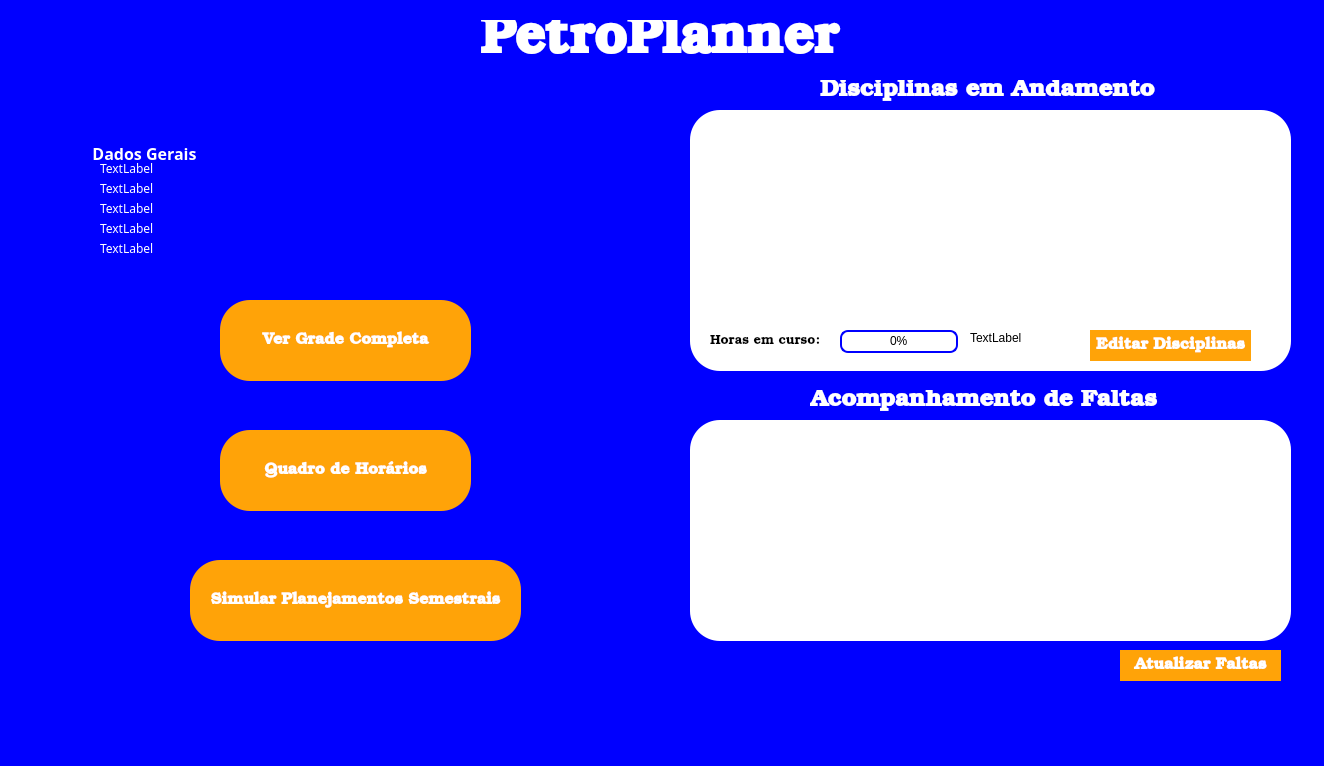
First picture: the form in 4-Execucao-Detalhamento-Construcao-Versao-1/src/telainicial.ui, repository ldsc/ProjetoEngenharia-SimuladorDePlanejamentoDasAtividadesDoEstudanteEngenharia, before the edit.
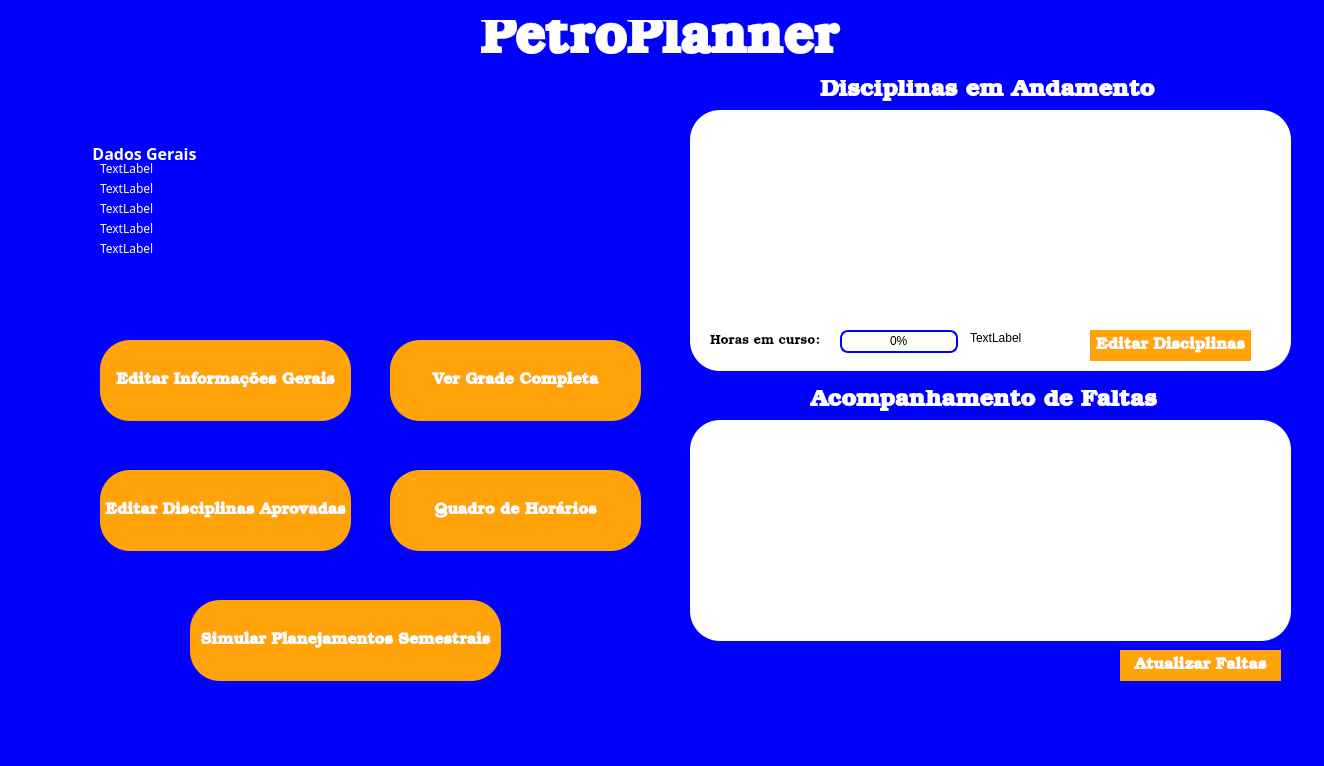
Second picture: the form after the edit.

Commit message: nova janela criada ao clicar editar disciplinas aprovadas

What changed in the file:
```diff
--- a/4-Execucao-Detalhamento-Construcao-Versao-1/src/telainicial.ui
+++ b/4-Execucao-Detalhamento-Construcao-Versao-1/src/telainicial.ui
@@ -32,8 +32,8 @@
    <widget class="QPushButton" name="botaoVerGradeCompleta">
     <property name="geometry">
      <rect>
-      <x>220</x>
-      <y>300</y>
+      <x>390</x>
+      <y>340</y>
       <width>251</width>
       <height>81</height>
      </rect>
@@ -364,8 +364,8 @@
     <property name="geometry">
      <rect>
       <x>190</x>
-      <y>560</y>
-      <width>331</width>
+      <y>600</y>
+      <width>311</width>
       <height>81</height>
      </rect>
     </property>
@@ -389,8 +389,8 @@
    <widget class="QPushButton" name="botaoQuadrodeHorarios">
     <property name="geometry">
      <rect>
-      <x>220</x>
-      <y>430</y>
+      <x>390</x>
+      <y>470</y>
       <width>251</width>
       <height>81</height>
      </rect>
@@ -521,6 +521,58 @@
      <string>Atualizar Faltas</string>
     </property>
    </widget>
+   <widget class="QPushButton" name="botaoDiscAprov">
+    <property name="geometry">
+     <rect>
+      <x>100</x>
+      <y>470</y>
+      <width>251</width>
+      <height>81</height>
+     </rect>
+    </property>
+    <property name="font">
+     <font>
+      <family>Bookman Old Style</family>
+      <pointsize>12</pointsize>
+      <bold>true</bold>
+     </font>
+    </property>
+    <property name="toolTipDuration">
+     <number>-4</number>
+    </property>
+    <property name="styleSheet">
+     <string notr="true">background-color: #ffa308; color: white; border-radius: 30px;</string>
+    </property>
+    <property name="text">
+     <string>Editar Disciplinas Aprovadas</string>
+    </property>
+   </widget>
+   <widget class="QPushButton" name="botaoEditarInfosGerais">
+    <property name="geometry">
+     <rect>
+      <x>100</x>
+      <y>340</y>
+      <width>251</width>
+      <height>81</height>
+     </rect>
+    </property>
+    <property name="font">
+     <font>
+      <family>Bookman Old Style</family>
+      <pointsize>12</pointsize>
+      <bold>true</bold>
+     </font>
+    </property>
+    <property name="toolTipDuration">
+     <number>-4</number>
+    </property>
+    <property name="styleSheet">
+     <string notr="true">background-color: #ffa308; color: white; border-radius: 30px;</string>
+    </property>
+    <property name="text">
+     <string>Editar Informações Gerais</string>
+    </property>
+   </widget>
   </widget>
   <widget class="QMenuBar" name="menubar">
    <property name="geometry">
```
The commit also changes 10 other files.
